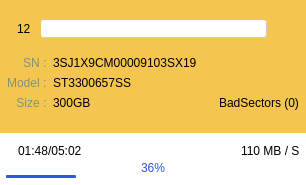
First picture: the form in untitled/panelwidget.ui, repository pastoria/hdses, before the edit.
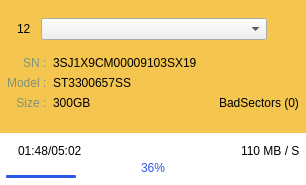
Second picture: the form after the edit. Icons and pictures are not drawn.

```diff
--- a/untitled/panelwidget.ui
+++ b/untitled/panelwidget.ui
@@ -149,62 +149,7 @@
             <item>
              <widget class="QComboBox" name="comboBox">
               <property name="styleSheet">
-               <string notr="true"> QComboBox{  background-color: rgba(255, 255, 255, 1);
-             border: 1px solid rgba(204, 204, 204, 1);
-             border-radius: 3px;
-             border-width: 1px; border-style:outset;
-             padding-left: 0px;
-             outline:0px;
-             combobox-popup: 0;
-             color: rgba(144, 144, 144, 1);
-}
-
- QComboBox QAbstractItemView {
-    outline: 0px solid red;
-    border: 0px solid yellow;
-    color: rgba(0, 0, 0, 1);
-    padding-left: 0px;
-    background-color: rgba(255, 255, 255, 1);
-    selection-color: rgba(0, 0, 0, 1);
-    selection-background-color: rgba(204, 204, 204, 1);
-}
-
-QComboBox::drop-down {
-subcontrol-origin: padding;
-subcontrol-position: top right;
-width: 30px;
-border-left-width: 0px;
-border-left-color: gray;
-border-left-style: solid;
-border-top-right-radius: 3px;
-border-bottom-right-radius: 3px;
-background:transparent;
-}
-
-QComboBox::down-arrow {
-	image: url(:/images/MoreButton_Gray.svg);
-	background: transparent;
-}
-
-QComboBox QScrollBar::vertical{
-    width:10px;
-    background: rgba(255, 255, 255, 1);
-    border:none;
-    border-radius:1px;
-}
-
-QComboBox QScrollBar::handle::vertical{
-    border-radius:1px;
-    width: 10px;
-    background: rgba(204, 204, 204, 1);
-}
-
-QComboBox QScrollBar::add-line::vertical{
-    border:none;
-}
-QComboBox QScrollBar::sub-line::vertical{
-    border:none;
-}</string>
+               <string notr="true"/>
               </property>
              </widget>
             </item>
@@ -466,18 +411,6 @@
             </property>
             <item>
              <widget class="QLabel" name="label_icon_l">
-              <property name="minimumSize">
-               <size>
-                <width>0</width>
-                <height>0</height>
-               </size>
-              </property>
-              <property name="maximumSize">
-               <size>
-                <width>10</width>
-                <height>10</height>
-               </size>
-              </property>
               <property name="text">
                <string/>
               </property>
@@ -527,18 +460,6 @@
             </item>
             <item>
              <widget class="QLabel" name="label_icon_r">
-              <property name="minimumSize">
-               <size>
-                <width>10</width>
-                <height>10</height>
-               </size>
-              </property>
-              <property name="maximumSize">
-               <size>
-                <width>10</width>
-                <height>10</height>
-               </size>
-              </property>
               <property name="text">
                <string/>
               </property>
```
Left out of the diff: 2 changed lines with no effect on the pictures.
